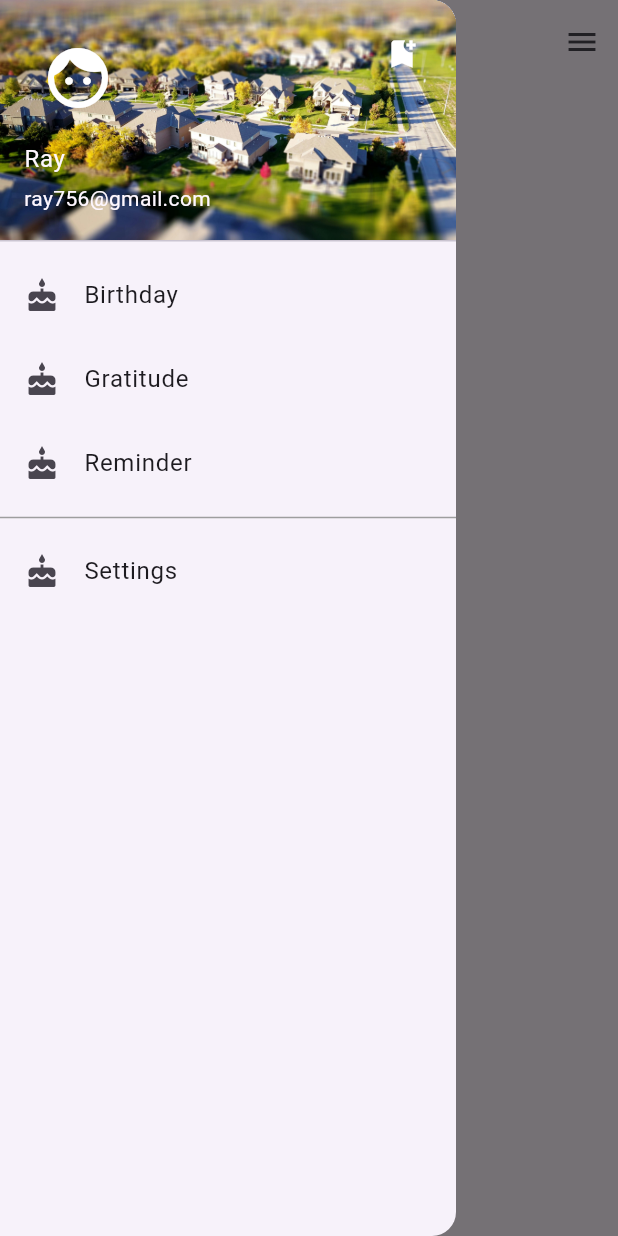
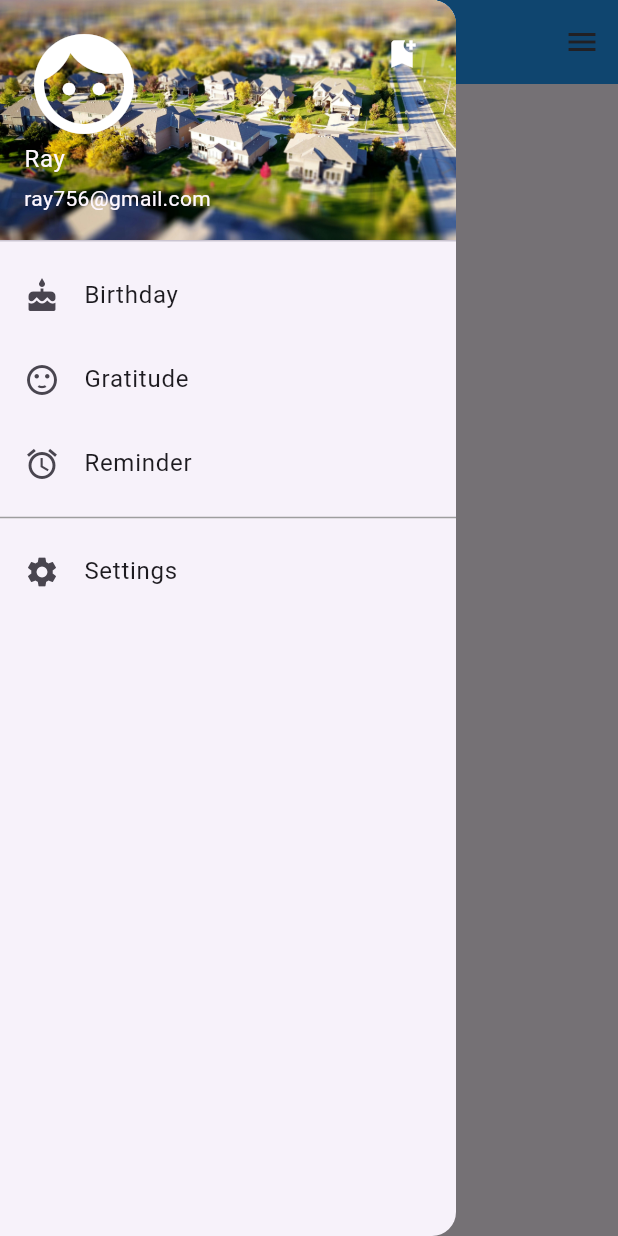
Before and after one commit to RachaelKivuti/flutter-getting-started, a Flutter app: the screen it shows after launch, with the side drawer open, on a phone screen of 412 x 824 dp. Run offline on Flutter 3.47's test engine with Material 3 defaults, Android fonts, the phone set to English and light mode, and no system bars; our stand-ins replace logger.

Commit message:
minor changes

```diff
--- a/drawer/lib/pages/home.dart
+++ b/drawer/lib/pages/home.dart
@@ -1,7 +1,6 @@
 import 'package:drawer/widgets/left_drawer.dart';
 import 'package:drawer/widgets/right_drawer.dart';
 import 'package:flutter/material.dart';
-
 
 class Home extends StatefulWidget {
   const Home({super.key});
@@ -16,6 +15,7 @@ class _HomeState extends State<Home> {
     return Scaffold(
       appBar: AppBar(
         title: const Text('Drawer'),
+        backgroundColor: Colors.blue,
       ),
       drawer: const LeftDrawerWidget(),
       endDrawer: const RightDrawerWidget(),
--- a/drawer/lib/widgets/left_drawer.dart
+++ b/drawer/lib/widgets/left_drawer.dart
@@ -13,7 +13,7 @@ class LeftDrawerWidget extends StatelessWidget {
           UserAccountsDrawerHeader(
             currentAccountPicture: Icon(
               Icons.face,
-              size: 48.0,
+              size: 80.0,
               color: Colors.white,
             ),
             accountName: Text('Ray'),
--- a/drawer/lib/widgets/menu_list_tile.dart
+++ b/drawer/lib/widgets/menu_list_tile.dart
@@ -29,7 +29,7 @@ class _MenuListTileWidgetState extends State<MenuListTileWidget> {
           },
         ),
         ListTile(
-          leading: const Icon(Icons.cake),
+          leading: const Icon(Icons.sentiment_satisfied),
           title: const Text('Gratitude'),
           onTap: () {
             Navigator.pop(context);
@@ -42,7 +42,7 @@ class _MenuListTileWidgetState extends State<MenuListTileWidget> {
           },
         ),
         ListTile(
-          leading: const Icon(Icons.cake),
+          leading: const Icon(Icons.access_alarm),
           title: const Text('Reminder'),
           onTap: () {
             Navigator.pop(context);
@@ -58,7 +58,7 @@ class _MenuListTileWidgetState extends State<MenuListTileWidget> {
           color: Colors.grey,
         ),
         ListTile(
-          leading: const Icon(Icons.cake),
+          leading: const Icon(Icons.settings),
           title: const Text('Settings'),
           onTap: () {
             Navigator.pop(context);
```
